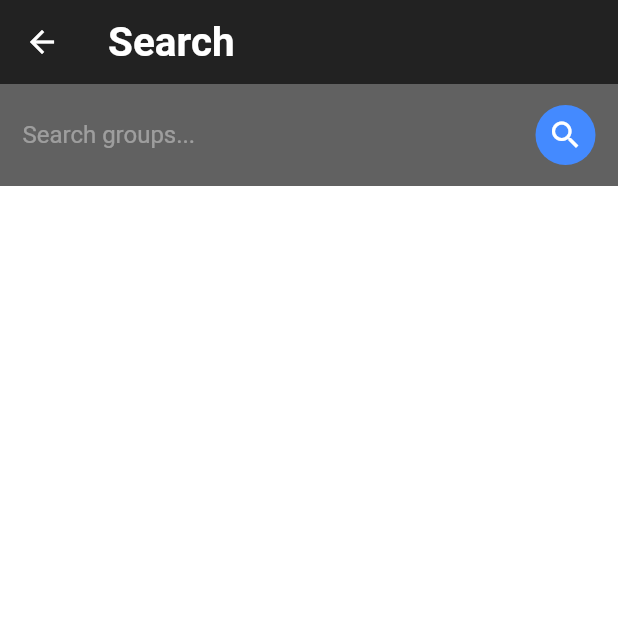
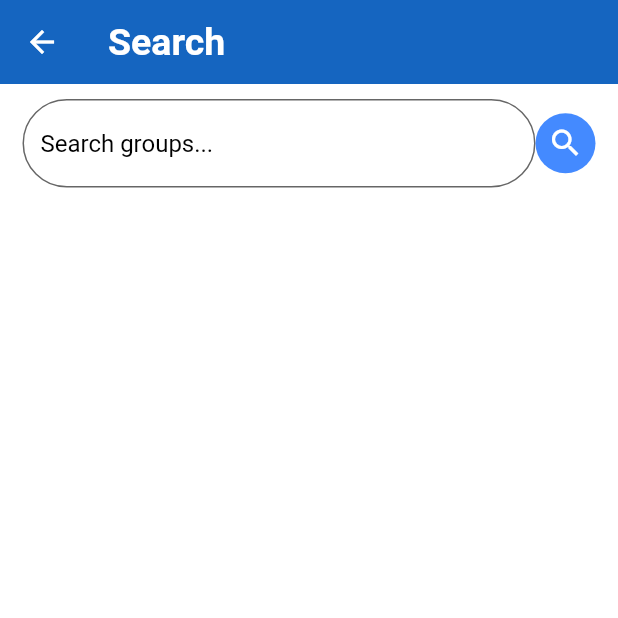
Before and after one commit to tejas-trivedi/Group_ChatApp, a Flutter app: the SearchPage screen opened directly, on a phone screen of 412 x 824 dp, the top half of it. Run offline on Flutter 3.47's test engine with Material 2 defaults, Android fonts, the phone set to English and light mode, and no system bars; our stand-ins replace cloud_firestore, firebase_auth, flutter_spinkit, shared_preferences; accounts and stored records are empty.

Commit message:
UI updated

```diff
--- a/lib/pages/group_page.dart
+++ b/lib/pages/group_page.dart
@@ -200,6 +200,8 @@ class _GroupPageState extends State<GroupPage> {
         ],
       ),
       drawer: Drawer(
+        child: Container(color: Colors.white,
+
         child: ListView(
           padding: EdgeInsets.symmetric(vertical: 50.0),
           children: <Widget>[
@@ -235,6 +237,7 @@ class _GroupPageState extends State<GroupPage> {
             ),
           ],
         ),
+        ),
       ),
       body: groupsList(),
       floatingActionButton: FloatingActionButton(
@@ -242,7 +245,7 @@ class _GroupPageState extends State<GroupPage> {
           _popupDialog(context);
         },
         child: Icon(Icons.add, color: Colors.white, size: 30.0),
-        backgroundColor: Colors.grey[700],
+        backgroundColor: Colors.blue[800],
         elevation: 0.0,
       ),
     );
--- a/lib/pages/profile_page.dart
+++ b/lib/pages/profile_page.dart
@@ -16,7 +16,7 @@ class ProfilePage extends StatelessWidget {
     return Scaffold(
       appBar: AppBar(
         title: Text('Profile', style: TextStyle(color: Colors.white, fontSize: 27.0, fontWeight: FontWeight.bold)),
-        backgroundColor: Colors.black87,
+        backgroundColor: Colors.blue[800],
         elevation: 0.0,
       ),
       drawer: Drawer(
@@ -35,6 +35,7 @@ class ProfilePage extends StatelessWidget {
               leading: Icon(Icons.group),
               title: Text('Groups'),
             ),
+            Divider(height: 0.0),
             ListTile(
               selected: true,
               onTap: () {},
@@ -42,6 +43,7 @@ class ProfilePage extends StatelessWidget {
               leading: Icon(Icons.account_circle),
               title: Text('Profile'),
             ),
+            Divider(height: 0.0),
             ListTile(
               onTap: () async {
                 await _auth.signOut();
@@ -65,6 +67,7 @@ class ProfilePage extends StatelessWidget {
               Row(
                 mainAxisAlignment: MainAxisAlignment.spaceBetween,
                 children: <Widget>[
+                  Icon(Icons.account_circle,color: Colors.blue[700]),
                   Text('Full Name', style: TextStyle(fontSize: 17.0)),
                   Text(userName, style: TextStyle(fontSize: 17.0)),
                 ],
@@ -75,6 +78,7 @@ class ProfilePage extends StatelessWidget {
               Row(
                 mainAxisAlignment: MainAxisAlignment.spaceBetween,
                 children: <Widget>[
+                  Icon(Icons.email, color: Colors.blue[700]),
                   Text('Email', style: TextStyle(fontSize: 17.0)),
                   Text(email, style: TextStyle(fontSize: 17.0)),
                 ],
--- a/lib/pages/search_page.dart
+++ b/lib/pages/search_page.dart
@@ -100,8 +100,8 @@ class _SearchPageState extends State<SearchPage> {
     return ListTile(
       contentPadding: EdgeInsets.symmetric(horizontal: 10.0, vertical: 5.0),
       leading: CircleAvatar(
-        radius: 30.0,
-        backgroundColor: Colors.blueAccent,
+        radius: 25.0,
+        backgroundColor: Colors.cyan[400],
         child: Text(groupName.substring(0, 1).toUpperCase(), style: TextStyle(color: Colors.white))
       ),
       title: Text(groupName, style: TextStyle(fontWeight: FontWeight.bold)),
@@ -129,14 +129,14 @@ class _SearchPageState extends State<SearchPage> {
         child: _isJoined ? Container(
           decoration: BoxDecoration(
             borderRadius: BorderRadius.circular(10.0),
-            color: Colors.black87,
+            color: Colors.redAccent,
             border: Border.all(
               color: Colors.white,
               width: 1.0
             )
           ),
           padding: EdgeInsets.symmetric(horizontal: 20.0, vertical: 10.0),
-          child: Text('Joined', style: TextStyle(color: Colors.white)),
+          child: Text('Leave', style: TextStyle(color: Colors.white)),
         )
         :
         Container(
@@ -159,8 +159,8 @@ class _SearchPageState extends State<SearchPage> {
       key: _scaffoldKey,
       appBar: AppBar(
         elevation: 0.0,
-        backgroundColor: Colors.black87,
-        title: Text('Search', style: TextStyle(fontSize: 27.0, fontWeight: FontWeight.bold, color: Colors.white)),
+        backgroundColor: Colors.blue[800],
+        title: Text('Search', style: TextStyle(fontSize: 25.0, fontWeight: FontWeight.bold, color: Colors.white)),
       ),
       body: // isLoading ? Container(
       //   child: Center(
@@ -172,23 +172,28 @@ class _SearchPageState extends State<SearchPage> {
         child: Column(
           children: [
             Container(
+
               padding: EdgeInsets.symmetric(horizontal: 15.0, vertical: 10.0),
-              color: Colors.grey[700],
+              //color: Colors.grey[500],
               child: Row(
                 children: [
                   Expanded(
                     child: TextField(
                       controller: searchEditingController,
                       style: TextStyle(
-                        color: Colors.white,
+                        color: Colors.black,
                       ),
                       decoration: InputDecoration(
+                        fillColor: Colors.white.withOpacity(0.8),
+                        filled: true,
                         hintText: "Search groups...",
                         hintStyle: TextStyle(
-                          color: Colors.white38,
+                          color: Colors.black,
                           fontSize: 16,
                         ),
-                        border: InputBorder.none
+                        border: const OutlineInputBorder(
+                            borderRadius:
+                                BorderRadius.all(Radius.circular(40.0))),
                       ),
                     ),
                   ),
```
